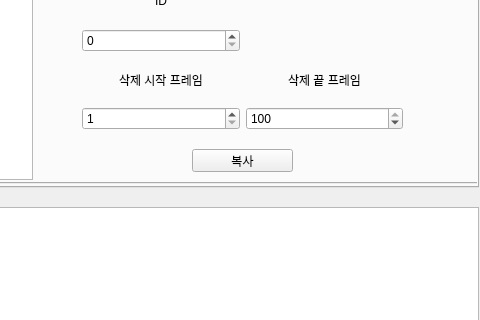
This is pyqtDesign/pyqtDesigner.ui in a22106/LabelingHelper as Qt 5 draws it before an edit; both pictures show x 422 to 902 and y 102 to 422 of the 902 by 524 pixel window. The edited form follows.
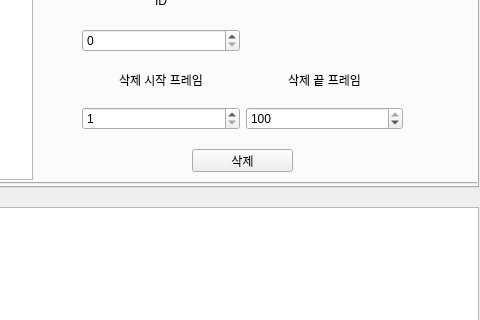
This is the edited form. The open tabs and pages were chosen to show the change.

```diff
--- a/pyqtDesign/pyqtDesigner.ui
+++ b/pyqtDesign/pyqtDesigner.ui
@@ -957,7 +957,7 @@
          </rect>
         </property>
         <property name="text">
-         <string>복사</string>
+         <string>삭제</string>
         </property>
        </widget>
       </widget>
```
Left out of the diff: 2 changed lines with no effect on the pictures.
